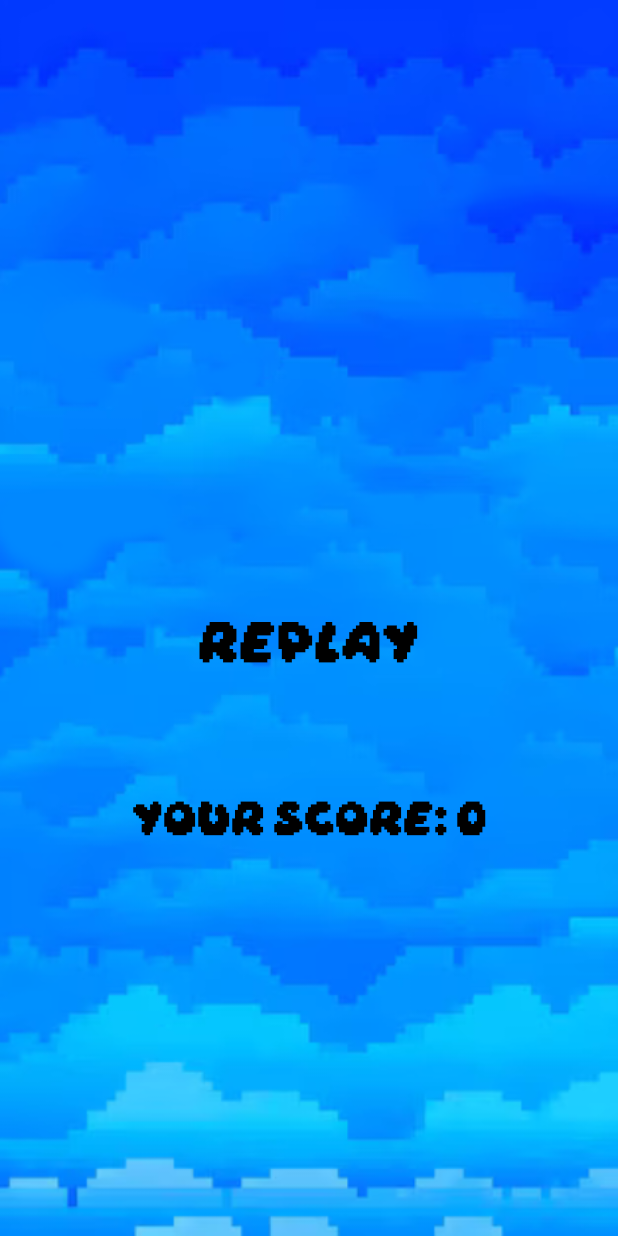
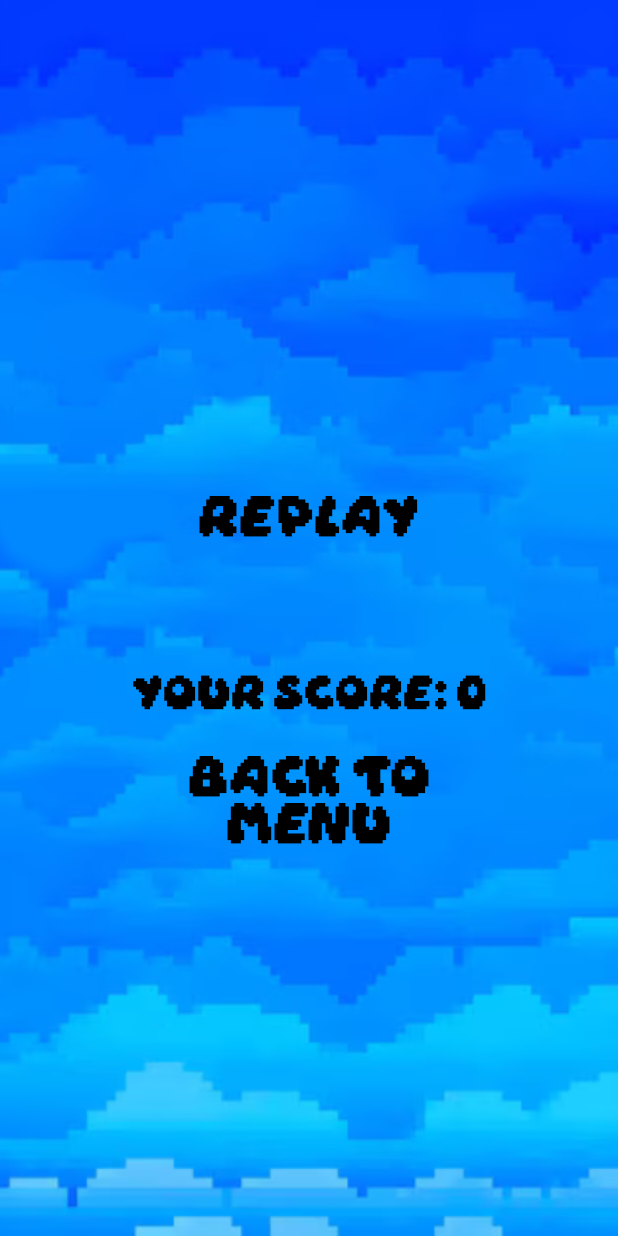
Before and after one commit to hoangnv2710/jumpjump, an Android app: the GameOverActivity screen opened directly, with no data from a screen before it, on a phone screen of 412 x 824 dp. Run offline under Robolectric (Android 15) with nearby library versions, the phone set to English and light mode, and no system bars; Roboto replaces fonts that are not available here.

Commit message:
final destination

```diff
--- a/app/src/main/java/com/example/test/GameOverActivity.java
+++ b/app/src/main/java/com/example/test/GameOverActivity.java
@@ -12,7 +12,7 @@ import androidx.appcompat.app.AppCompatActivity;
 import java.util.ArrayList;
 
 public class GameOverActivity extends AppCompatActivity {
-    Button btnReplay;
+    Button btnReplay, btnBackToMenu;  // Thêm nút Back to Menu
     TextView txtScore;
 
     @Override
@@ -21,13 +21,12 @@ public class GameOverActivity extends AppCompatActivity {
         EdgeToEdge.enable(this);
         setContentView(R.layout.activity_game_over);
 
-        // Lấy điểm số từ Intent (nếu có)
         Intent intent = getIntent();
-        int score = intent.getIntExtra("SCORE", 0);  // Mặc định là 0 nếu không có điểm số
+        int score = intent.getIntExtra("SCORE", 0);
 
-        // Khởi tạo các View
         btnReplay = findViewById(R.id.button2);
         txtScore = findViewById(R.id.your_score);
+        btnBackToMenu = findViewById(R.id.buttonBackToMenu); // Khởi tạo nút Back to Menu
 
         // Lấy điểm số từ GameView
         score = GameView.getScore();
@@ -63,5 +62,16 @@ public class GameOverActivity extends AppCompatActivity {
                 finish();
             }
         });
+
+        // Đặt sự kiện cho nút Back to Menu
+        btnBackToMenu.setOnClickListener(new View.OnClickListener() {
+            @Override
+            public void onClick(View view) {
+                // Quay lại SplashActivity
+                Intent intent = new Intent(GameOverActivity.this, SplashActivity.class);
+                startActivity(intent);
+                finish();  // Hủy GameOverActivity
+            }
+        });
     }
 }
--- a/app/src/main/java/com/example/test/GameView.java
+++ b/app/src/main/java/com/example/test/GameView.java
@@ -360,7 +360,7 @@ public class GameView extends SurfaceView implements SurfaceHolder.Callback {
             platformY = lastPlatformY - rad - platformHeight;
 
             // Randomize platform type (1: static, 2: moving horizontally)
-            int platformType = random.nextInt(100) < 2 ? 2 : 1; // 20% chance for type 2
+            int platformType = random.nextInt(100) < 20 ? 2 : 1; // 20% chance for type 2
 
 
             if (platformType == 2) {
@@ -386,10 +386,10 @@ public class GameView extends SurfaceView implements SurfaceHolder.Callback {
 
 
     public int getLevel(int platformPassed) {
-        if (level < maxLevel) {
-            level = platformPassed / 10;
+        if (level < maxLevel - 1) {
+            level = platformPassed / 20;
         }
-        return level < maxLevel ? level : maxLevel;
+        return level < maxLevel - 1 ? level : maxLevel - 1;
     }
     private void initBackgroundMusic(Context context) {
         backgroundMusic = MediaPlayer.create(context, R.raw.background_music);
@@ -432,7 +432,6 @@ public class GameView extends SurfaceView implements SurfaceHolder.Callback {
 
         monsters.clear();  // Xóa danh sách quái vật
         items.clear();
-        passed = 0;
     }
     public void gameOver() {
         Context context = getContext();
--- a/app/src/main/res/layout/activity_game_over.xml
+++ b/app/src/main/res/layout/activity_game_over.xml
@@ -9,11 +9,14 @@
     tools:context=".GameOverActivity">
 
     <!-- Replay Button -->
+
+    <!-- Your Score TextView -->
+
     <Button
         android:id="@+id/button2"
         android:layout_width="208dp"
         android:layout_height="175dp"
-        android:layout_marginBottom="308dp"
+        android:layout_marginBottom="392dp"
         android:background="#00FFFFFF"
         android:fontFamily="@font/daydream"
         android:text="REPLAY"
@@ -24,7 +27,6 @@
         app:layout_constraintHorizontal_bias="0.497"
         app:layout_constraintStart_toStartOf="parent" />
 
-    <!-- Your Score TextView -->
     <TextView
         android:id="@+id/your_score"
         android:layout_width="wrap_content"
@@ -39,4 +41,19 @@
         app:layout_constraintEnd_toEndOf="parent"
         android:gravity="center" />
 
+    <!-- Back to Menu Button -->
+    <Button
+        android:id="@+id/buttonBackToMenu"
+        android:layout_width="wrap_content"
+        android:layout_height="wrap_content"
+        android:layout_marginTop="16dp"
+        android:background="#00FFFFFF"
+        android:fontFamily="@font/daydream"
+        android:text="BACK TO MENU"
+        android:textColor="#000000"
+        android:textSize="24sp"
+        app:layout_constraintTop_toBottomOf="@id/your_score"
+        app:layout_constraintEnd_toEndOf="parent"
+        app:layout_constraintStart_toStartOf="parent" />
+
 </androidx.constraintlayout.widget.ConstraintLayout>
```
